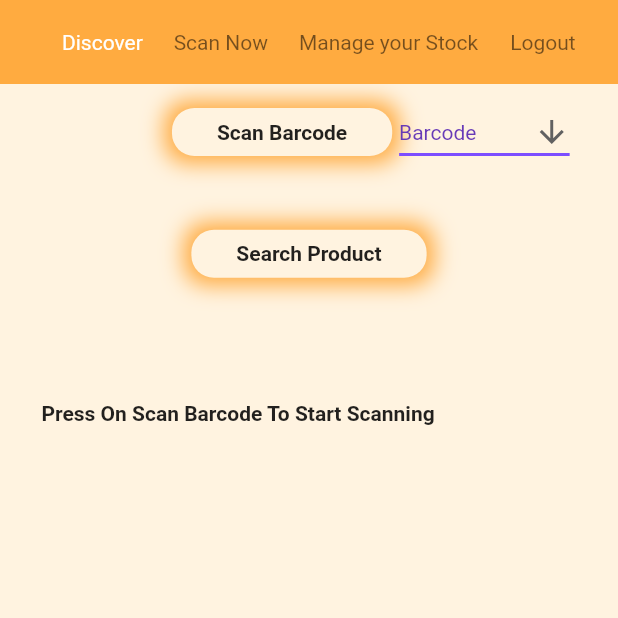
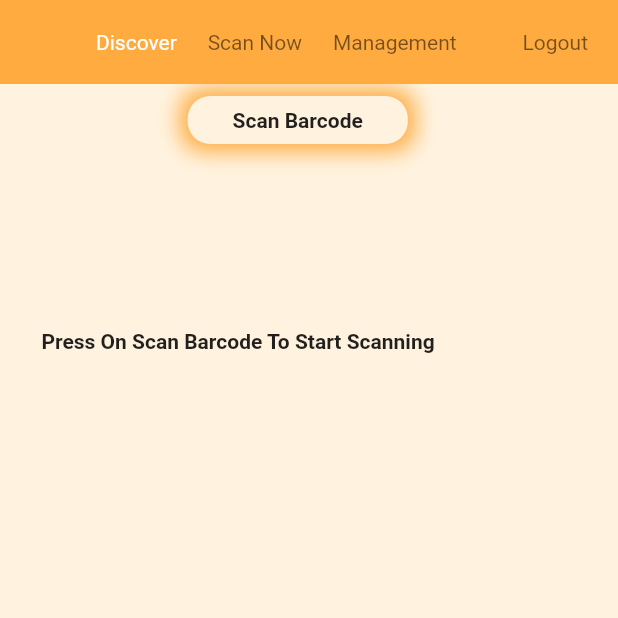
Before and after one commit to patrickMorkos/Frontend_snap_n_go, a Flutter app: the ScanScreen screen opened by its route, after a tap on "Scan Barcode", on a phone screen of 412 x 824 dp, the top half of it. Run offline on Flutter 3.47's test engine with Material 2 defaults, Android fonts, the light colour scheme and no system bars; our stand-ins replace carousel_slider, file_picker, flutter_secure_storage, get, rflutter_alert, shared_preferences; missing offline and left inert: flutter_barcode_scanner, openfoodfacts; accounts and stored records are empty; network calls fail.

Commit message:
commit after fixing mobile version

```diff
--- a/lib/domain/controllers/OpenFoodController.dart
+++ b/lib/domain/controllers/OpenFoodController.dart
@@ -41,14 +41,22 @@ class OpenFoodController extends GetxController {
   }
 
   dynamic getProductInfoByBarcode() async {
-    var response = await getProduct('code',barcode);
+    var response = await getProduct('code', barcode);
     print('response---> $response');
-    toggleReady();
-    List products = response['products'];
-    print('found products-> $products');
+    // var count = int.parse(response['count']??'0');
+    var count = response['count'];
+    // print(count.runtimeType);
+    if (count != 0) {
+      toggleReady();
+      List products = response['products'];
+      print('found products-> $products');
+      if(products.length>0) setProductInfo(products[0]);
+    } else {
+      print('No product found');
+    }
+    // toggleReady();
     // print(products.length);
     // print('only 1 ${products[0]}');
-    if (products.length > 0) setProductInfo(products[0]);
     //to access product name--> product_name
     //to access product nutriments--> nutriments
   }
--- a/lib/view/screens/ScanScreen.dart
+++ b/lib/view/screens/ScanScreen.dart
@@ -26,39 +26,48 @@ class _ScanScreen extends State<ScanScreen> {
   final foodController = Get.put(OpenFoodController());
   final searchController = TextEditingController();
   getFoodNutriments() {
-    var nutriments = foodController.productInformation!['nutriments'];
+    var nutriments = foodController.productInformation['nutriments'];
     // print('nutriments--> $nutriments');
+    var protein = foodController.productInformation['nutriments']['proteins'];
+    var fat = foodController.productInformation['nutriments']['fats'];
+    var carbohydrates =
+        foodController.productInformation['nutriments']['carbohydrates'];
+    var bicarbonates =
+        foodController.productInformation['nutriments']['bicarbonates'];
+    var calcium = foodController.productInformation['nutriments']['calcium'];
+    var calories =
+        foodController.productInformation['nutriments']['energy-kcal'];
     return Column(
       mainAxisAlignment: MainAxisAlignment.spaceBetween,
       children: [
         Text(
-          'Protein: ${foodController.productInformation!['nutriments']!['proteins']} g',
+          protein!=null?'Protein: $protein'+' g':'Protein: 0 g',
           style: TextStyle(color: Colors.grey[400]),
         ),
         Text(
-          'Fat: ${foodController.productInformation!['nutriments']!['fat']} g',
+          fat!=null?'Fat: $fat'+' g':'Fat: 0 g',
           style: TextStyle(color: Colors.grey[400]),
         ),
         Text(
-          'Carbohydrate: ${foodController.productInformation!['nutriments']!['carbohydrates']} g',
+          carbohydrates!=null?'Carbohydrate: $carbohydrates'+' g':'Carbohydrate: 0 g',
           style: TextStyle(color: Colors.grey[400]),
         ),
         Text(
-          'Bicarbonates: ${foodController.productInformation!['nutriments']!['bicarbonates']} g',
+          bicarbonates!=null? 'Bicarbonates: $bicarbonates'+' mg':'Bicarbonates: 0 mg',
           style: TextStyle(color: Colors.grey[400]),
         ),
         Text(
-          'Calcium: ${foodController.productInformation!['nutriments']!['calcium']} g',
+          calcium!=null? 'Calcium: $calcium'+' mg':'Calcium: 0 mg',
           style: TextStyle(color: Colors.grey[400]),
         ),
         Text(
-          'Calories: ${foodController.productInformation!['nutriments']!['energy-kcal']} g',
+          calories!=null?  'Calories: $calories'+' kcal':'Calories: 0 kcal',
           style: TextStyle(color: Colors.grey[400]),
         ),
-        Text(
-          'Expiry Date: ${foodController.productInformation!['expiration_date']}',
-          style: TextStyle(color: Colors.red),
-        ),
+        // Text(
+        //   'Expiry Date: ${foodController.productInformation!['expiration_date']}',
+        //   style: TextStyle(color: Colors.red),
+        // ),
       ],
     );
   }
@@ -109,14 +118,20 @@ class _ScanScreen extends State<ScanScreen> {
                           margin: EdgeInsets.only(top: 0.03 * height),
                           height: 0.2 * height,
                           // width: 0.3*width,
-                          child: Image.network(
+                          child: foodController.productInformation![
+                                          'selected_images']['front']['display']
+                                      ['fr'] !=
+                                  null
+                              ? Image.network(
                                   foodController.productInformation![
-                                'selected_images']!['front']!['display']!['fr'],
+                                          'selected_images']!['front']![
+                                      'display']!['fr'],
                                   fit: BoxFit.cover,
                                   errorBuilder: (context, Object, StackTrace) {
                                     return Text('Unable to load Image');
                                   },
-                          ),
+                                )
+                              : CircularProgressIndicator(),
                         ),
                         Container(
                           // margin:EdgeInsets.only(top:0.2*height),
@@ -191,7 +206,7 @@ class _ScanScreen extends State<ScanScreen> {
                       children: [
                         isMobileDevice()
                             ? Container(
-                                margin: EdgeInsets.only(left: width * 0.2),
+                                margin: EdgeInsets.only(left: width * 0.1),
                                 child: Barcode())
                             : Container(
                                 height: 50,
@@ -216,16 +231,20 @@ class _ScanScreen extends State<ScanScreen> {
                                   },
                                 ),
                               ),
-                        DropdownButton<String>(
+                        isWebDevice()
+                            ? DropdownButton<String>(
                                 value: dropdownValue,
                                 icon: const Icon(Icons.arrow_downward),
-                          style: const TextStyle(color: Colors.deepPurple),
+                                style:
+                                    const TextStyle(color: Colors.deepPurple),
                                 underline: Container(
                                   height: 2,
                                   color: Colors.deepPurpleAccent,
                                 ),
-                          items: <String>['Barcode', 'Product Name']
-                              .map<DropdownMenuItem<String>>((String value) {
+                                items: <String>[
+                                  'Barcode',
+                                  'Product Name'
+                                ].map<DropdownMenuItem<String>>((String value) {
                                   return DropdownMenuItem<String>(
                                     value: value,
                                     child: Text(value),
@@ -237,12 +256,14 @@ class _ScanScreen extends State<ScanScreen> {
                                   });
                                 },
                               )
+                            : Container()
                       ],
                     ),
                     SizedBox(
                       height: getSh(context) / 20,
                     ),
-                    Container(
+                    isWebDevice()
+                        ? Container(
                             alignment: Alignment.center,
                             child: CustomButton(
                               title: 'Search Product',
@@ -252,9 +273,12 @@ class _ScanScreen extends State<ScanScreen> {
                                 // foodController.setBarcode('8024884500403');
                                 switch (dropdownValue) {
                                   case 'Barcode':
-                              foodController.setBarcode(
-                                  searchController.text.trim().toString());
-                              await foodController.getProductInfoByBarcode();
+                                    foodController.setBarcode(searchController
+                                        .text
+                                        .trim()
+                                        .toString());
+                                    await foodController
+                                        .getProductInfoByBarcode();
                                     break;
                                   case 'Product Name':
                                     searchController.text.trim().toString();
@@ -270,15 +294,24 @@ class _ScanScreen extends State<ScanScreen> {
                                 if (foodController
                                         .productInformation['product_name'] ==
                                     null) {
-                            customAlert(context, 'Error', 'Product Not Found !',
-                                AlertType.error, Colors.red);
+                                  customAlert(
+                                      context,
+                                      'Error',
+                                      'Product Not Found !',
+                                      AlertType.error,
+                                      Colors.red);
                                 } else {
-                            customAlert(context, 'Success', 'Product Found !',
-                                AlertType.success, Colors.green);
+                                  customAlert(
+                                      context,
+                                      'Success',
+                                      'Product Found !',
+                                      AlertType.success,
+                                      Colors.green);
                                 }
                               },
                             ),
-                    ),
+                          )
+                        : Container(),
                     // Container(
                     //   margin: EdgeInsets.only(top: 10.0),
                     //   child: TextField(
--- a/lib/view/screens/StockProduct.dart
+++ b/lib/view/screens/StockProduct.dart
@@ -25,7 +25,7 @@ class _StockProducts extends State<StockProducts> {
   int whichBtn = 2;
 
   //This variable is the stock name that we'll get from the screen of ManageStock()
-  String stockName = 'Kitchen';
+  String stockName = 'Warehouse';
 
   final formKey = GlobalKey<FormState>();
   final productNameController = TextEditingController();
--- a/lib/view/widgets/AppBar/Appbar.dart
+++ b/lib/view/widgets/AppBar/Appbar.dart
@@ -37,6 +37,7 @@ class _CustomAppBarState extends State<CustomAppBar> {
         color: PRIMARY_COLOR,
         child: Padding(
           padding: EdgeInsets.all(20),
+          child: Expanded(
             child: Row(
               children: [
                 Expanded(
@@ -88,7 +89,7 @@ class _CustomAppBarState extends State<CustomAppBar> {
                                 await Get.toNamed(destination);
                               },
                               child: Text(
-                              'Manage your Stock',
+                                'Management',
                                 style: TextStyle(
                                     color: activeItem == 2
                                         ? Colors.white
@@ -130,10 +131,11 @@ class _CustomAppBarState extends State<CustomAppBar> {
                                   : Colors.black54),
                         ),
                       ),
-              SizedBox(
-                width: screenSize.width / 50,
+                // SizedBox(
+                //   width: screenSize.width / 50,
+                // ),
+              ],
             ),
-            ],
           ),
         ),
       ),
```
Also changed, not shown: 2 other files. Lines whose indentation alone changed are shown as unchanged.
